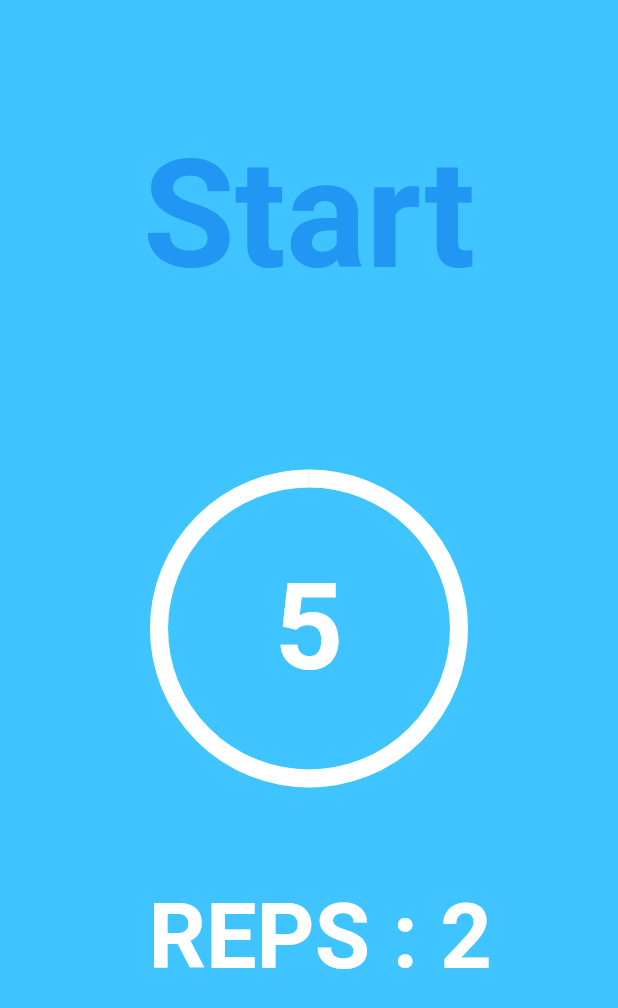
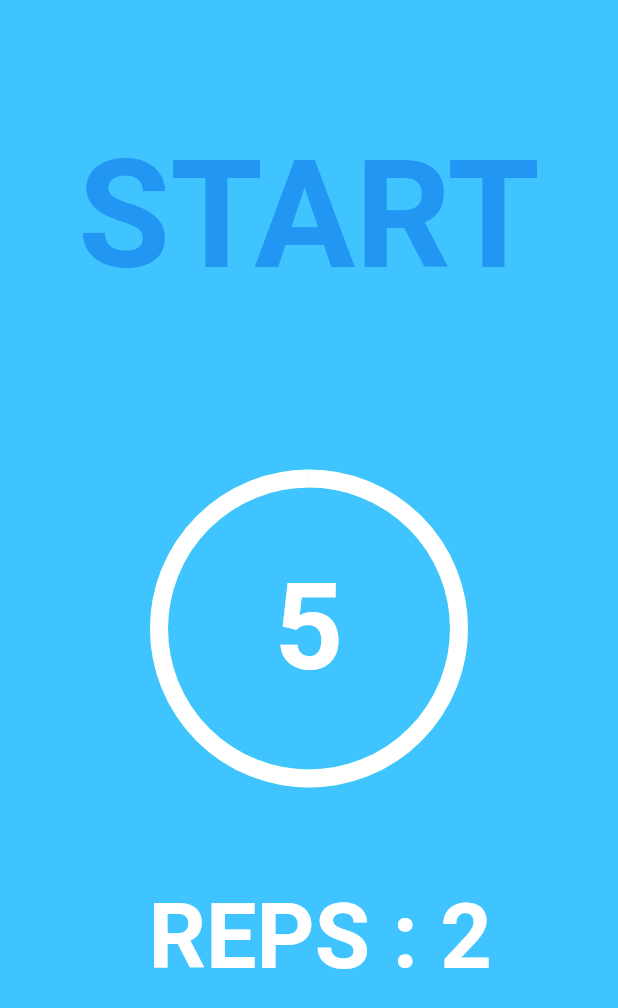
Before and after one commit to AnthonyStede/TrainTimerFlutter, a Flutter app: the first screen one second after launch, on a phone screen of 412 x 824 dp. Shown: the top 1008 px of the screen. Run offline on Flutter 3.47's test engine with Material 2 defaults, Android fonts, the phone set to English and light mode, and no system bars.

Commit message:
Changed typo

```diff
--- a/train_timer/lib/main.dart
+++ b/train_timer/lib/main.dart
@@ -31,7 +31,7 @@ class _MyHomePageState extends State<MyHomePage> {
   static const maxSecondsWork = 60;
   static const maxSecondsWait = 10;
   static const maxRep = 2;
-  String task = "Start";
+  String task = "START";
   Color bgColor = Colors.lightBlueAccent;
   Color textColor = Colors.blue;
   bool onStart = true;
```
